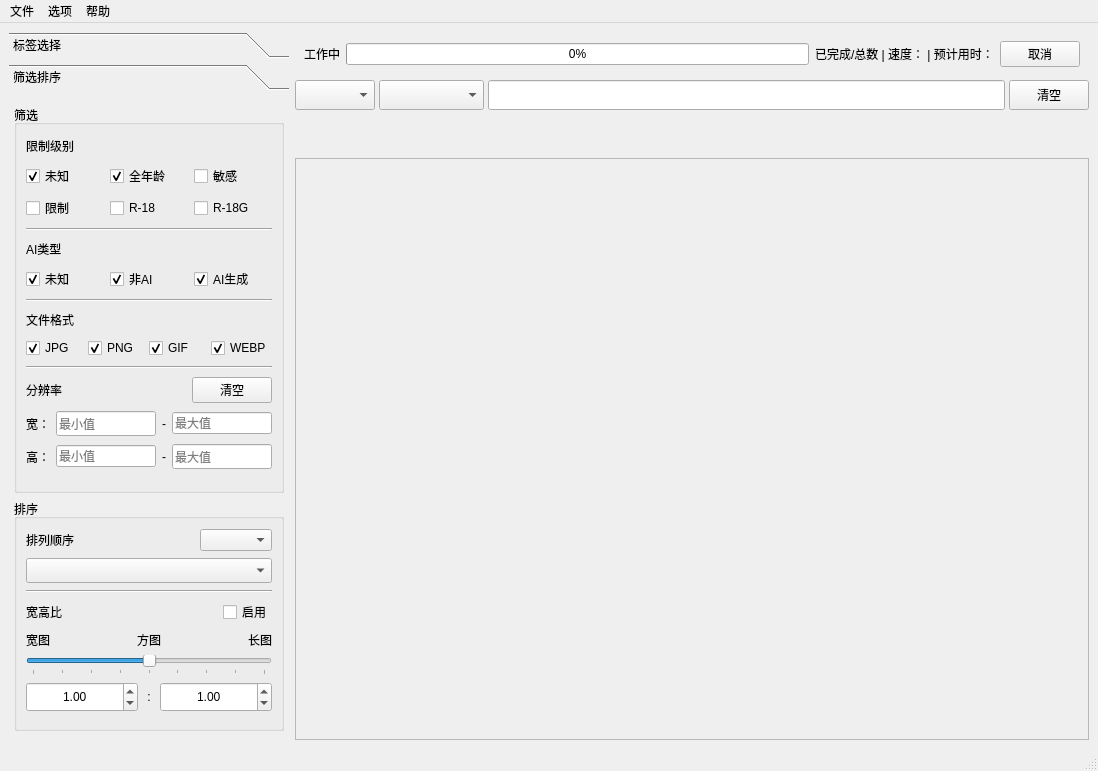
The window that src/ui/main_window.ui (R4nd5tr/waifu_gallery) describes before a commit, drawn with Qt 5.
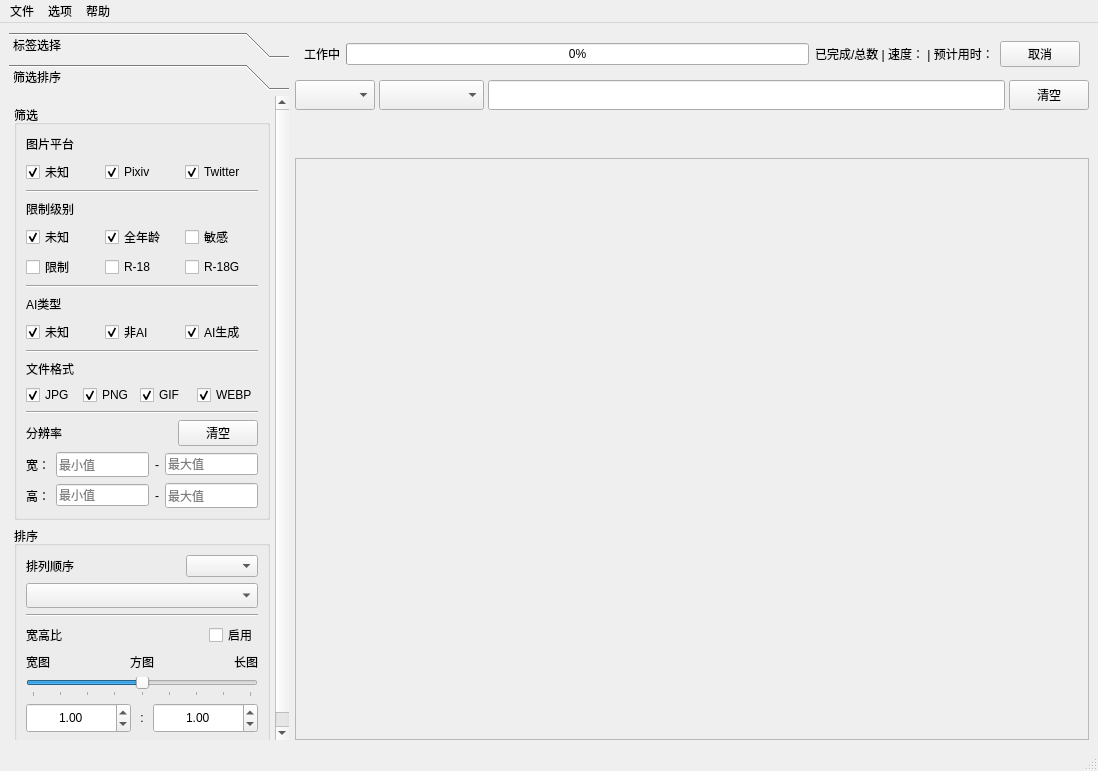
The same window after the commit. The open tabs and pages were chosen to show the change.

Patch:
```diff
--- a/src/ui/main_window.ui
+++ b/src/ui/main_window.ui
@@ -160,10 +160,10 @@
       <widget class="QWidget" name="imageFilter">
        <property name="geometry">
         <rect>
-         <x>0</x>
-         <y>0</y>
-         <width>254</width>
-         <height>593</height>
+         <x>-4</x>
+         <y>-62</y>
+         <width>280</width>
+         <height>690</height>
         </rect>
        </property>
        <attribute name="label">
@@ -181,7 +181,78 @@
           <property name="title">
            <string>筛选</string>
           </property>
-          <layout class="QVBoxLayout" name="verticalLayout_6" stretch="0,0,0,0,0,0,0,0,0,0,0,0,0">
+          <layout class="QVBoxLayout" name="verticalLayout_6" stretch="0,0,0,0,0,0,0,0,0,0,0,0,0,0,0,0">
+           <item>
+            <layout class="QHBoxLayout" name="horizontalLayout_19">
+             <item>
+              <widget class="QLabel" name="label_15">
+               <property name="sizePolicy">
+                <sizepolicy hsizetype="Preferred" vsizetype="Fixed">
+                 <horstretch>0</horstretch>
+                 <verstretch>0</verstretch>
+                </sizepolicy>
+               </property>
+               <property name="text">
+                <string>图片平台</string>
+               </property>
+              </widget>
+             </item>
+             <item>
+              <spacer name="horizontalSpacer_8">
+               <property name="orientation">
+                <enum>Qt::Orientation::Horizontal</enum>
+               </property>
+               <property name="sizeHint" stdset="0">
+                <size>
+                 <width>40</width>
+                 <height>20</height>
+                </size>
+               </property>
+              </spacer>
+             </item>
+            </layout>
+           </item>
+           <item>
+            <layout class="QHBoxLayout" name="horizontalLayout_18">
+             <item>
+              <widget class="QCheckBox" name="unknowPlatformCheckBox">
+               <property name="text">
+                <string>未知</string>
+               </property>
+               <property name="checked">
+                <bool>true</bool>
+               </property>
+              </widget>
+             </item>
+             <item>
+              <widget class="QCheckBox" name="pixivPlatformCheckBox">
+               <property name="text">
+                <string>Pixiv</string>
+               </property>
+               <property name="checked">
+                <bool>true</bool>
+               </property>
+              </widget>
+             </item>
+             <item>
+              <widget class="QCheckBox" name="twitterPlatformCheckBox">
+               <property name="text">
+                <string>Twitter</string>
+               </property>
+               <property name="checked">
+                <bool>true</bool>
+               </property>
+              </widget>
+             </item>
+            </layout>
+           </item>
+           <item>
+            <widget class="Line" name="line_5">
+             <property name="orientation">
+              <enum>Qt::Orientation::Horizontal</enum>
+             </property>
+            </widget>
+           </item>
            <item>
             <layout class="QHBoxLayout" name="horizontalLayout_13">
              <item>
```
Left out of the diff: 6 changed lines with no effect on the pictures.
